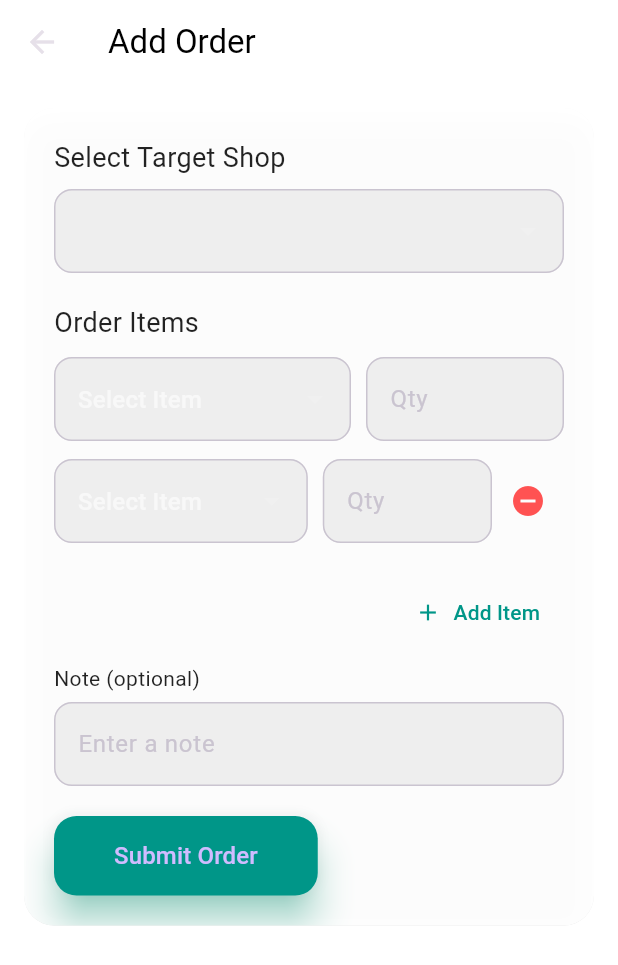
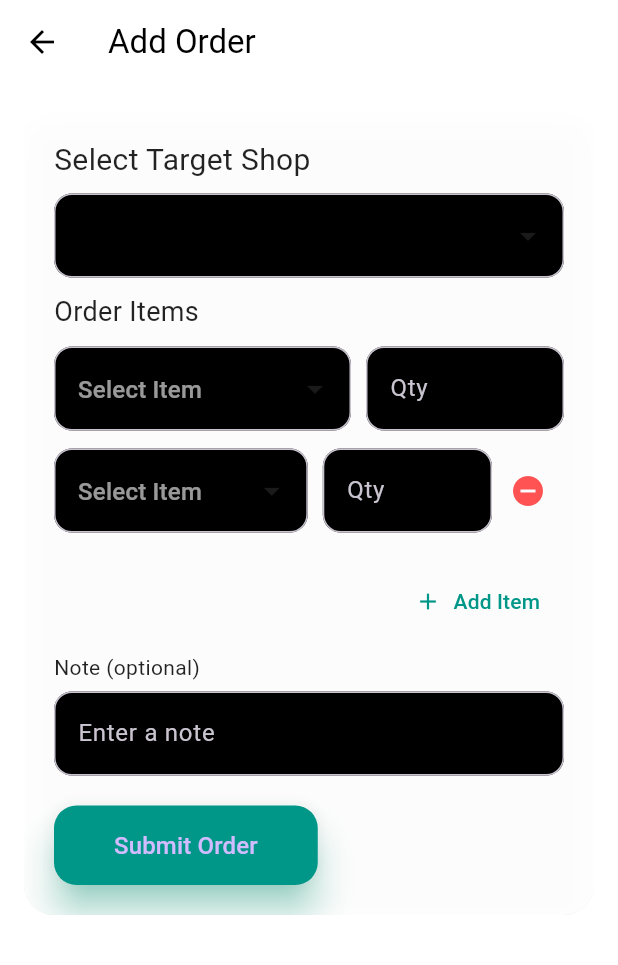
Before and after one commit to Sanka43/KitchenSync, a Flutter app: the AddOrderPage screen opened directly, after a tap on "Add Item", on a phone screen of 412 x 824 dp. Shown: the top 965 px of the screen. Run offline on Flutter 3.47's test engine with Material 3 defaults, Android fonts, the phone set to English and light mode, and no system bars; our stand-ins replace cloud_firestore, firebase_auth, firebase_core, firebase_database, firebase_storage, fl_chart and 2 more; accounts and stored records are empty.

Commit message:
add oder page done

```diff
--- a/lib/views/hotel/add_order_page.dart
+++ b/lib/views/hotel/add_order_page.dart
@@ -14,13 +14,12 @@ class _AddOrderPageState extends State<AddOrderPage> {
 
   List<Map<String, dynamic>> shops = [];
   List<Map<String, dynamic>> itemsFromDb = [];
+  List<String> shopItemList = [];
 
   String? selectedShopId;
-
   List<Map<String, String>> items = [
     {'itemId': '', 'quantity': ''},
   ];
-
   final TextEditingController noteController = TextEditingController();
 
   bool isSubmitting = false;
@@ -37,12 +36,22 @@ class _AddOrderPageState extends State<AddOrderPage> {
       final fetchedShops = await firestoreService.getShops();
       final fetchedItems = await firestoreService.getItems();
 
+      String? defaultShopId = fetchedShops.isNotEmpty
+          ? fetchedShops.first['id']
+          : null;
+      List<String> defaultShopItems = [];
+
+      if (defaultShopId != null) {
+        defaultShopItems = await firestoreService.getItemsForShop(
+          defaultShopId,
+        );
+      }
+
       setState(() {
         shops = fetchedShops;
         itemsFromDb = fetchedItems;
-        if (shops.isNotEmpty) {
-          selectedShopId = shops.first['id'];
-        }
+        selectedShopId = defaultShopId;
+        shopItemList = defaultShopItems;
         isLoading = false;
       });
     } catch (e) {
@@ -64,7 +73,8 @@ class _AddOrderPageState extends State<AddOrderPage> {
     return Scaffold(
       backgroundColor: Colors.white,
       appBar: AppBar(
-        backgroundColor: const Color.fromARGB(255, 255, 255, 255),
+        backgroundColor: Colors.white,
+        foregroundColor: Colors.black,
         title: const Text("Add Order", style: TextStyle(color: Colors.black)),
       ),
       body: isLoading
@@ -77,36 +87,67 @@ class _AddOrderPageState extends State<AddOrderPage> {
                   children: [
                     const Text(
                       'Select Target Shop',
-                      style: TextStyle(color: Colors.black87, fontSize: 18),
+                      style: TextStyle(
+                        color: Color.fromARGB(221, 0, 0, 0),
+                        fontSize: 20,
+                      ),
                     ),
                     const SizedBox(height: 8),
                     DropdownButtonFormField<String>(
                       value: selectedShopId,
-                      items: shops
-                          .map(
-                            (shop) => DropdownMenuItem<String>(
+                      dropdownColor: const Color.fromARGB(198, 0, 0, 0),
+                      items: shops.map((shop) {
+                        return DropdownMenuItem<String>(
                           value: shop['id'],
                           child: Text(
                             shop['name'],
-                                style: const TextStyle(color: Colors.black87),
+                            style: const TextStyle(
+                              color: Color.fromARGB(221, 255, 255, 255),
                             ),
                           ),
-                          )
-                          .toList(),
-                      onChanged: (value) {
+                        );
+                      }).toList(),
+                      onChanged: (value) async {
                         setState(() {
                           selectedShopId = value;
+                          shopItemList = [];
                         });
+
+                        if (value != null) {
+                          final shopItems = await firestoreService
+                              .getItemsForShop(value);
+                          setState(() {
+                            shopItemList = shopItems;
+                          });
+                        }
                       },
                       decoration: InputDecoration(
                         filled: true,
-                        fillColor: Colors.grey.shade200,
+                        fillColor: const Color.fromARGB(255, 0, 0, 0),
                         border: OutlineInputBorder(
                           borderRadius: BorderRadius.circular(12),
                         ),
                       ),
                     ),
-                    const SizedBox(height: 20),
+                    const SizedBox(height: 10),
+                    if (shopItemList.isNotEmpty)
+                      Column(
+                        crossAxisAlignment: CrossAxisAlignment.start,
+                        children: [
+                          const Text(
+                            'Available Items in Shop:',
+                            style: TextStyle(fontWeight: FontWeight.bold),
+                          ),
+                          // const SizedBox(height: 6),
+                          // Wrap(
+                          //   spacing: 8,
+                          //   children: shopItemList
+                          //       .map((item) => Chip(label: Text(item)))
+                          //       .toList(),
+                          // ),
+                          // const SizedBox(height: 20),
+                        ],
+                      ),
                     const Text(
                       'Order Items',
                       style: TextStyle(color: Colors.black87, fontSize: 18),
@@ -245,7 +286,7 @@ class _AddOrderPageState extends State<AddOrderPage> {
         width: double.infinity,
         padding: const EdgeInsets.all(20),
         decoration: BoxDecoration(
-          color: Colors.white.withOpacity(0.9),
+          color: const Color.fromARGB(255, 255, 255, 255).withOpacity(0.9),
           borderRadius: BorderRadius.circular(20),
           boxShadow: [
             BoxShadow(
@@ -266,23 +307,25 @@ class _AddOrderPageState extends State<AddOrderPage> {
         padding: const EdgeInsets.only(bottom: 12.0),
         child: Row(
           children: [
+            // Dropdown: Items from selected shop
             Expanded(
               flex: 3,
               child: DropdownButtonFormField<String>(
                 value: (items[index]['itemId'] ?? '').isEmpty
                     ? null
                     : items[index]['itemId'],
-                items: itemsFromDb
-                    .map(
-                      (item) => DropdownMenuItem<String>(
-                        value: item['id']?.toString() ?? '',
+                dropdownColor: const Color.fromARGB(198, 0, 0, 0),
+                items: shopItemList.map((itemName) {
+                  return DropdownMenuItem<String>(
+                    value: itemName,
                     child: Text(
-                          item['name']?.toString() ?? 'Unknown',
-                          style: const TextStyle(color: Colors.black87),
+                      itemName,
+                      style: const TextStyle(
+                        color: Color.fromARGB(221, 255, 255, 255),
                       ),
                     ),
-                    )
-                    .toList(),
+                  );
+                }).toList(),
                 onChanged: (value) {
                   setState(() {
                     items[index]['itemId'] = value ?? '';
@@ -290,8 +333,12 @@ class _AddOrderPageState extends State<AddOrderPage> {
                 },
                 decoration: InputDecoration(
                   hintText: 'Select Item',
+                  hintStyle: TextStyle(
+                    color: const Color.fromARGB(255, 255, 255, 255),
+                  ),
                   filled: true,
-                  fillColor: Colors.grey.shade200,
+                  fillColor: const Color.fromARGB(255, 0, 0, 0),
+
                   border: OutlineInputBorder(
                     borderRadius: BorderRadius.circular(12),
                   ),
@@ -299,11 +346,11 @@ class _AddOrderPageState extends State<AddOrderPage> {
               ),
             ),
             const SizedBox(width: 10),
+
+            // Quantity Input
             Expanded(
               flex: 2,
               child: TextFormField(
-                initialValue: items[index]['quantity'] ?? '',
-                style: const TextStyle(color: Colors.black87),
                 keyboardType: TextInputType.number,
                 onChanged: (value) {
                   items[index]['quantity'] = value;
@@ -311,13 +358,15 @@ class _AddOrderPageState extends State<AddOrderPage> {
                 decoration: InputDecoration(
                   hintText: 'Qty',
                   filled: true,
-                  fillColor: Colors.grey.shade200,
+                  fillColor: const Color.fromARGB(255, 0, 0, 0),
                   border: OutlineInputBorder(
                     borderRadius: BorderRadius.circular(12),
                   ),
                 ),
               ),
             ),
+
+            // Remove Button
             if (index != 0)
               IconButton(
                 onPressed: () {
@@ -334,11 +383,11 @@ class _AddOrderPageState extends State<AddOrderPage> {
   Widget _buildTextField(TextEditingController controller, String hint) {
     return TextField(
       controller: controller,
-      style: const TextStyle(color: Colors.black87),
+      style: const TextStyle(color: Color.fromARGB(255, 255, 255, 255)),
       decoration: InputDecoration(
         hintText: hint,
         filled: true,
-        fillColor: Colors.grey.shade200,
+        fillColor: const Color.fromARGB(255, 0, 0, 0),
         border: OutlineInputBorder(borderRadius: BorderRadius.circular(12)),
       ),
     );
```
Also changed, not shown: lib/services/firestore_service.dart (+13 -0 lines). Lines whose indentation alone changed are shown as unchanged.
